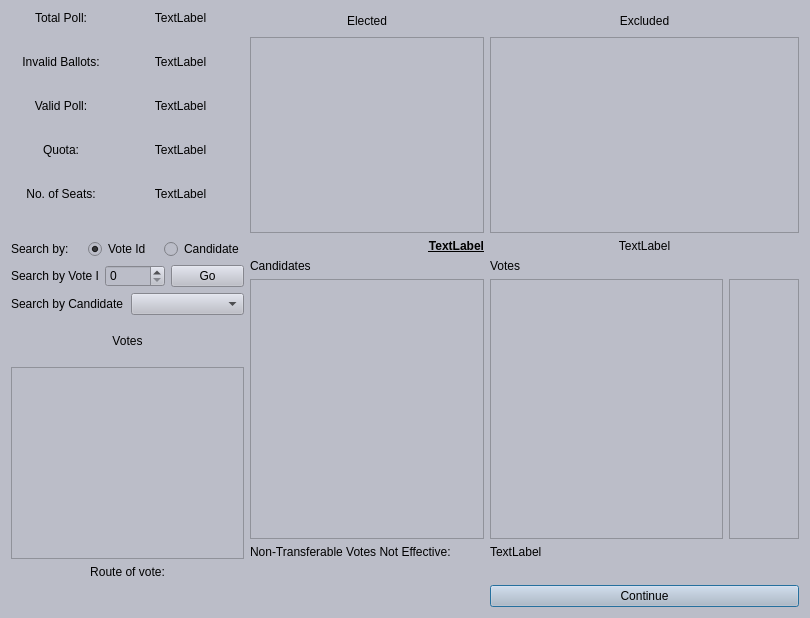
Above: countdialog.ui from geaney91/E-CountApp before the change. Below: the same form after it.
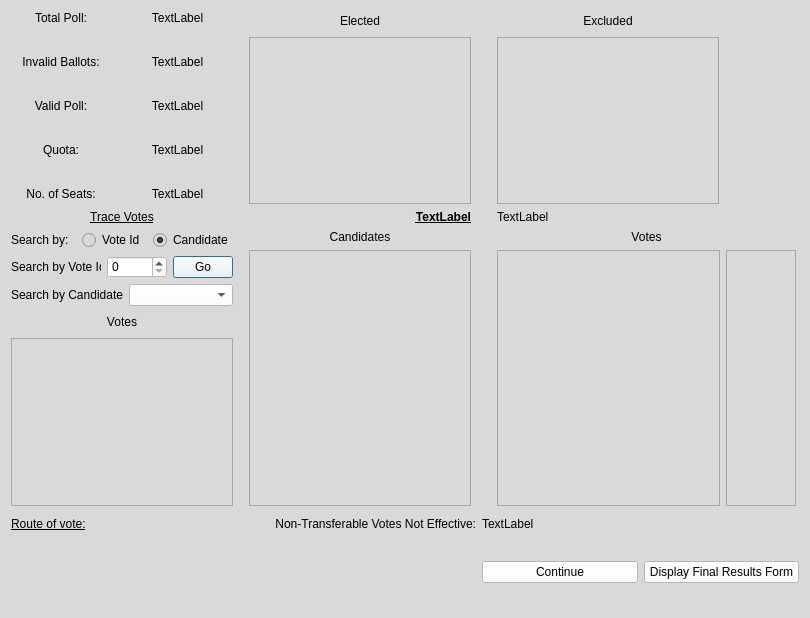
That is the form after the change.

```diff
--- a/countdialog.ui
+++ b/countdialog.ui
@@ -17,7 +17,7 @@
    <bool>false</bool>
   </property>
   <property name="styleSheet">
-   <string notr="true">background-color: rgb(187, 189, 200);</string>
+   <string notr="true">background-color: rgb(218, 216, 216);</string>
   </property>
   <layout class="QGridLayout" name="gridLayout_2">
    <item row="0" column="0">
@@ -27,6 +27,15 @@
      </property>
      <item row="1" column="2">
       <layout class="QVBoxLayout" name="verticalLayout_2">
+       <property name="leftMargin">
+        <number>15</number>
+       </property>
+       <property name="rightMargin">
+        <number>3</number>
+       </property>
+       <property name="bottomMargin">
+        <number>5</number>
+       </property>
        <item>
         <widget class="QLabel" name="count_distirubution_info_lbl">
          <property name="maximumSize">
@@ -39,7 +48,7 @@
           <string>TextLabel</string>
          </property>
          <property name="alignment">
-          <set>Qt::AlignHCenter|Qt::AlignTop</set>
+          <set>Qt::AlignLeading|Qt::AlignLeft|Qt::AlignTop</set>
          </property>
          <property name="margin">
           <number>5</number>
@@ -48,6 +57,12 @@
        </item>
        <item>
         <widget class="QLabel" name="votes_count_lbl">
+         <property name="sizePolicy">
+          <sizepolicy hsizetype="Preferred" vsizetype="Preferred">
+           <horstretch>0</horstretch>
+           <verstretch>0</verstretch>
+          </sizepolicy>
+         </property>
          <property name="minimumSize">
           <size>
            <width>0</width>
@@ -58,7 +73,7 @@
           <string>Votes</string>
          </property>
          <property name="alignment">
-          <set>Qt::AlignBottom|Qt::AlignLeading|Qt::AlignLeft</set>
+          <set>Qt::AlignBottom|Qt::AlignHCenter</set>
          </property>
          <property name="margin">
           <number>0</number>
@@ -68,7 +83,11 @@
        <item>
         <layout class="QHBoxLayout" name="horizontalLayout">
          <item>
-          <widget class="QListWidget" name="votes_count_list"/>
+          <widget class="QListWidget" name="votes_count_list">
+           <property name="selectionMode">
+            <enum>QAbstractItemView::NoSelection</enum>
+           </property>
+          </widget>
          </item>
          <item>
           <widget class="QListWidget" name="vote_changes_list">
@@ -82,42 +101,16 @@
          </item>
         </layout>
        </item>
-       <item>
-        <widget class="QLabel" name="votesNotEffectiveLbl2">
-         <property name="text">
-          <string>TextLabel</string>
-         </property>
-         <property name="margin">
-          <number>5</number>
-         </property>
-        </widget>
-       </item>
       </layout>
      </item>
-     <item row="3" column="2">
-      <widget class="QPushButton" name="continue_btn">
-       <property name="sizePolicy">
-        <sizepolicy hsizetype="Preferred" vsizetype="Fixed">
-         <horstretch>0</horstretch>
-         <verstretch>0</verstretch>
-        </sizepolicy>
-       </property>
-       <property name="baseSize">
-        <size>
-         <width>0</width>
-         <height>0</height>
-        </size>
-       </property>
-       <property name="styleSheet">
-        <string notr="true"/>
-       </property>
-       <property name="text">
-        <string>Continue</string>
-       </property>
-      </widget>
-     </item>
      <item row="0" column="2">
       <layout class="QVBoxLayout" name="verticalLayout_5">
+       <property name="leftMargin">
+        <number>15</number>
+       </property>
+       <property name="rightMargin">
+        <number>80</number>
+       </property>
        <item>
         <widget class="QLabel" name="excluded_lbl">
          <property name="minimumSize">
@@ -135,7 +128,14 @@
         </widget>
        </item>
        <item>
-        <widget class="QListWidget" name="excluded_list"/>
+        <widget class="QListWidget" name="excluded_list">
+         <property name="sizePolicy">
+          <sizepolicy hsizetype="Preferred" vsizetype="Preferred">
+           <horstretch>0</horstretch>
+           <verstretch>0</verstretch>
+          </sizepolicy>
+         </property>
+        </widget>
        </item>
       </layout>
      </item>
@@ -308,6 +308,12 @@
      </item>
      <item row="0" column="1">
       <layout class="QVBoxLayout" name="verticalLayout_3">
+       <property name="leftMargin">
+        <number>5</number>
+       </property>
+       <property name="rightMargin">
+        <number>5</number>
+       </property>
        <item alignment="Qt::AlignTop">
         <widget class="QLabel" name="elected_lbl">
          <property name="minimumSize">
@@ -325,17 +331,30 @@
         </widget>
        </item>
        <item>
-        <widget class="QListWidget" name="elected_list"/>
+        <widget class="QListWidget" name="elected_list">
+         <property name="sizePolicy">
+          <sizepolicy hsizetype="Preferred" vsizetype="Preferred">
+           <horstretch>0</horstretch>
+           <verstretch>0</verstretch>
+          </sizepolicy>
+         </property>
+        </widget>
        </item>
       </layout>
      </item>
      <item row="3" column="0">
       <widget class="QLabel" name="vote_route_details_lbl">
+       <property name="minimumSize">
+        <size>
+         <width>0</width>
+         <height>70</height>
+        </size>
+       </property>
        <property name="text">
         <string/>
        </property>
        <property name="alignment">
-        <set>Qt::AlignCenter</set>
+        <set>Qt::AlignLeading|Qt::AlignLeft|Qt::AlignVCenter</set>
        </property>
        <property name="margin">
         <number>10</number>
@@ -344,6 +363,30 @@
      </item>
      <item row="1" column="0">
       <layout class="QVBoxLayout" name="verticalLayout_4">
+       <property name="rightMargin">
+        <number>5</number>
+       </property>
+       <property name="bottomMargin">
+        <number>5</number>
+       </property>
+       <item>
+        <widget class="QLabel" name="trace_vote_lbl">
+         <property name="font">
+          <font>
+           <underline>true</underline>
+          </font>
+         </property>
+         <property name="text">
+          <string>Trace Votes</string>
+         </property>
+         <property name="alignment">
+          <set>Qt::AlignCenter</set>
+         </property>
+         <property name="margin">
+          <number>3</number>
+         </property>
+        </widget>
+       </item>
        <item>
         <layout class="QHBoxLayout" name="horizontalLayout_4">
          <item>
@@ -359,7 +402,7 @@
             <string>Vote Id</string>
            </property>
            <property name="checked">
-            <bool>true</bool>
+            <bool>false</bool>
            </property>
           </widget>
          </item>
@@ -368,6 +411,9 @@
            <property name="text">
             <string>Candidate</string>
            </property>
+           <property name="checked">
+            <bool>true</bool>
+           </property>
           </widget>
          </item>
         </layout>
@@ -378,7 +424,7 @@
           <widget class="QLabel" name="search_by_vote_id_lbl">
            <property name="minimumSize">
             <size>
-             <width>80</width>
+             <width>90</width>
              <height>0</height>
             </size>
            </property>
@@ -395,6 +441,9 @@
              <height>0</height>
             </size>
            </property>
+           <property name="styleSheet">
+            <string notr="true">background-color: rgb(255, 255, 255);</string>
+           </property>
            <property name="maximum">
             <number>10000</number>
            </property>
@@ -408,6 +457,9 @@
              <height>0</height>
             </size>
            </property>
+           <property name="styleSheet">
+            <string notr="true">background-color: rgb(255, 255, 255);</string>
+           </property>
            <property name="text">
             <string>Go</string>
            </property>
@@ -425,7 +477,11 @@
           </widget>
          </item>
          <item>
-          <widget class="QComboBox" name="search_by_cand_combo"/>
+          <widget class="QComboBox" name="search_by_cand_combo">
+           <property name="styleSheet">
+            <string notr="true">background-color: rgb(255, 255, 255);</string>
+           </property>
+          </widget>
          </item>
         </layout>
        </item>
@@ -440,7 +496,7 @@
          <property name="minimumSize">
           <size>
            <width>100</width>
-           <height>40</height>
+           <height>20</height>
           </size>
          </property>
          <property name="text">
@@ -454,7 +510,7 @@
        <item>
         <widget class="QListWidget" name="votes_list">
          <property name="sizePolicy">
-          <sizepolicy hsizetype="Expanding" vsizetype="Expanding">
+          <sizepolicy hsizetype="Preferred" vsizetype="Preferred">
            <horstretch>0</horstretch>
            <verstretch>0</verstretch>
           </sizepolicy>
@@ -471,6 +527,15 @@
      </item>
      <item row="1" column="1">
       <layout class="QVBoxLayout" name="verticalLayout">
+       <property name="leftMargin">
+        <number>5</number>
+       </property>
+       <property name="rightMargin">
+        <number>5</number>
+       </property>
+       <property name="bottomMargin">
+        <number>5</number>
+       </property>
        <item>
         <widget class="QLabel" name="results_lbl">
          <property name="font">
@@ -503,7 +568,7 @@
           <string>Candidates</string>
          </property>
          <property name="alignment">
-          <set>Qt::AlignBottom|Qt::AlignLeading|Qt::AlignLeft</set>
+          <set>Qt::AlignBottom|Qt::AlignHCenter</set>
          </property>
          <property name="margin">
           <number>0</number>
@@ -517,25 +582,67 @@
          </property>
         </widget>
        </item>
-       <item>
-        <widget class="QLabel" name="votesNotEffectiveLbl1">
-         <property name="text">
-          <string>Non-Transferable Votes Not Effective:</string>
-         </property>
-         <property name="margin">
-          <number>5</number>
-         </property>
-        </widget>
-       </item>
       </layout>
      </item>
      <item row="2" column="0">
       <widget class="QLabel" name="vote_route_lbl">
+       <property name="font">
+        <font>
+         <underline>true</underline>
+        </font>
+       </property>
        <property name="text">
         <string>Route of vote:</string>
        </property>
        <property name="alignment">
-        <set>Qt::AlignCenter</set>
+        <set>Qt::AlignLeading|Qt::AlignLeft|Qt::AlignVCenter</set>
+       </property>
+      </widget>
+     </item>
+     <item row="3" column="2">
+      <layout class="QHBoxLayout" name="horizontalLayout_5">
+       <item>
+        <widget class="QPushButton" name="continue_btn">
+         <property name="styleSheet">
+          <string notr="true">background-color: rgb(255, 255, 255);</string>
+         </property>
+         <property name="text">
+          <string>Continue</string>
+         </property>
+        </widget>
+       </item>
+       <item>
+        <widget class="QPushButton" name="final_results_btn">
+         <property name="styleSheet">
+          <string notr="true">background-color: rgb(255, 255, 255);</string>
+         </property>
+         <property name="text">
+          <string>Display Final Results Form</string>
+         </property>
+        </widget>
+       </item>
+      </layout>
+     </item>
+     <item row="2" column="1">
+      <widget class="QLabel" name="votesNotEffectiveLbl1">
+       <property name="text">
+        <string>Non-Transferable Votes Not Effective:</string>
+       </property>
+       <property name="alignment">
+        <set>Qt::AlignRight|Qt::AlignTrailing|Qt::AlignVCenter</set>
+       </property>
+       <property name="margin">
+        <number>5</number>
+       </property>
+      </widget>
+     </item>
+     <item row="2" column="2">
+      <widget class="QLabel" name="votesNotEffectiveLbl2">
+       <property name="text">
+        <string>TextLabel</string>
+       </property>
+       <property name="margin">
+        <number>5</number>
        </property>
       </widget>
      </item>
```
Left out of the diff: 3 changed lines with no effect on the pictures.
